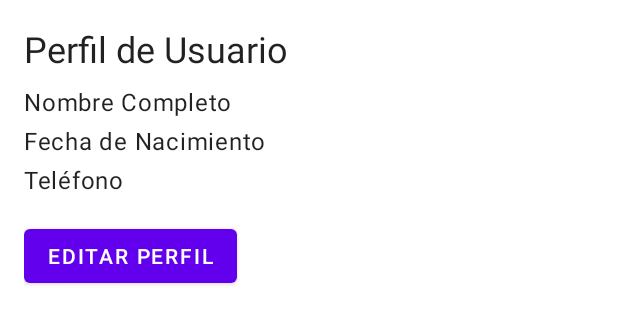
After one commit to ProyectoAzamarCool/Proyecto, an Android app: the layout activity_perfil.xml on its own in the app's theme, with its tools: preview values and no code run, on a phone screen of 412 x 824 dp. The commit adds this screen. Shown: the top 324 px of the screen. Run offline under Robolectric (Android 15) with nearby library versions, the phone set to English and light mode, and no system bars.

Commit message:
recoleccion de los datos de el usuario y mostrarlos para revisar exactamente que funcionan

```diff
--- a/app/build.gradle.kts
+++ b/app/build.gradle.kts
@@ -45,6 +45,8 @@ dependencies {
     implementation(libs.androidx.activity)
     implementation(libs.androidx.constraintlayout)
     implementation(libs.firebase.auth)
+    implementation("com.squareup.retrofit2:retrofit:2.9.0")
+    implementation("com.squareup.retrofit2:converter-gson:2.9.0")
     testImplementation(libs.junit)
     androidTestImplementation(libs.androidx.junit)
     androidTestImplementation(libs.androidx.espresso.core)
--- /dev/null
+++ b/app/src/main/res/layout/activity_perfil.xml
@@ -0,0 +1,142 @@
+<?xml version="1.0" encoding="utf-8"?>
+<LinearLayout xmlns:android="http://schemas.android.com/apk/res/android"
+    xmlns:tools="http://schemas.android.com/tools"
+    android:layout_width="match_parent"
+    android:layout_height="match_parent"
+    android:orientation="vertical"
+    android:padding="16dp"
+    tools:context=".ProfileActivity">
+
+    <!-- Contenedor para mostrar el perfil -->
+    <LinearLayout
+        android:id="@+id/profileViewContainer"
+        android:layout_width="match_parent"
+        android:layout_height="wrap_content"
+        android:orientation="vertical"
+        android:visibility="gone"
+        tools:visibility="visible">
+
+        <TextView
+            android:layout_width="wrap_content"
+            android:layout_height="wrap_content"
+            android:text="Perfil de Usuario"
+            android:textAppearance="?attr/textAppearanceHeadline5" />
+
+        <TextView
+            android:id="@+id/nombreText"
+            android:layout_width="match_parent"
+            android:layout_height="wrap_content"
+            android:layout_marginTop="8dp"
+            android:textAppearance="?attr/textAppearanceBody1"
+            tools:text="Nombre Completo" />
+
+        <TextView
+            android:id="@+id/fechaText"
+            android:layout_width="match_parent"
+            android:layout_height="wrap_content"
+            android:layout_marginTop="4dp"
+            android:textAppearance="?attr/textAppearanceBody1"
+            tools:text="Fecha de Nacimiento" />
+
+        <TextView
+            android:id="@+id/telefonoText"
+            android:layout_width="match_parent"
+            android:layout_height="wrap_content"
+            android:layout_marginTop="4dp"
+            android:textAppearance="?attr/textAppearanceBody1"
+            tools:text="Teléfono" />
+
+        <Button
+            android:id="@+id/btnEditar"
+            android:layout_width="wrap_content"
+            android:layout_height="wrap_content"
+            android:layout_marginTop="16dp"
+            android:text="Editar Perfil"/>
+
+    </LinearLayout>
+
+    <!-- Contenedor para el formulario de creación/edición -->
+    <LinearLayout
+        android:id="@+id/profileFormContainer"
+        android:layout_width="match_parent"
+        android:layout_height="wrap_content"
+        android:orientation="vertical"
+        android:visibility="gone"
+        tools:visibility="gone">
+
+        <TextView
+            android:id="@+id/formTitle"
+            android:layout_width="wrap_content"
+            android:layout_height="wrap_content"
+            android:textAppearance="?attr/textAppearanceHeadline5"
+            tools:text="Crear Perfil" />
+
+        <com.google.android.material.textfield.TextInputLayout
+            android:layout_width="match_parent"
+            android:layout_height="wrap_content"
+            android:layout_marginTop="8dp"
+            android:hint="Nombre">
+
+            <com.google.android.material.textfield.TextInputEditText
+                android:id="@+id/nombreInput"
+                android:layout_width="match_parent"
+                android:layout_height="wrap_content" />
+        </com.google.android.material.textfield.TextInputLayout>
+
+        <com.google.android.material.textfield.TextInputLayout
+            android:layout_width="match_parent"
+            android:layout_height="wrap_content"
+            android:layout_marginTop="8dp"
+            android:hint="Apellido Paterno">
+
+            <com.google.android.material.textfield.TextInputEditText
+                android:id="@+id/apellidoPatInput"
+                android:layout_width="match_parent"
+                android:layout_height="wrap_content" />
+        </com.google.android.material.textfield.TextInputLayout>
+
+        <com.google.android.material.textfield.TextInputLayout
+            android:layout_width="match_parent"
+            android:layout_height="wrap_content"
+            android:layout_marginTop="8dp"
+            android:hint="Apellido Materno">
+
+            <com.google.android.material.textfield.TextInputEditText
+                android:id="@+id/apellidoMatInput"
+                android:layout_width="match_parent"
+                android:layout_height="wrap_content" />
+        </com.google.android.material.textfield.TextInputLayout>
+
+        <com.google.android.material.textfield.TextInputLayout
+            android:layout_width="match_parent"
+            android:layout_height="wrap_content"
+            android:layout_marginTop="8dp"
+            android:hint="Fecha Nacimiento (YYYY-MM-DD)">
+
+            <com.google.android.material.textfield.TextInputEditText
+                android:id="@+id/fechaInput"
+                android:layout_width="match_parent"
+                android:layout_height="wrap_content" />
+        </com.google.android.material.textfield.TextInputLayout>
+
+        <com.google.android.material.textfield.TextInputLayout
+            android:layout_width="match_parent"
+            android:layout_height="wrap_content"
+            android:layout_marginTop="8dp"
+            android:hint="Teléfono">
+
+            <com.google.android.material.textfield.TextInputEditText
+                android:id="@+id/telefonoInput"
+                android:layout_width="match_parent"
+                android:layout_height="wrap_content" />
+        </com.google.android.material.textfield.TextInputLayout>
+
+        <Button
+            android:id="@+id/btnGuardar"
+            android:layout_width="match_parent"
+            android:layout_height="wrap_content"
+            android:layout_marginTop="16dp"
+            android:text="Guardar" />
+    </LinearLayout>
+
+</LinearLayout>
```
Also changed, not shown: app/src/main/AndroidManifest.xml (+9 -1 lines), app/src/main/java/com/example/azamar/LoginActivity.kt (+22 -4 lines), app/src/main/java/com/example/azamar/ProfileActivity.kt (added, +216 -0 lines), app/src/main/java/com/example/azamar/RetrofitClient.kt (added, +16 -0 lines), 2 other files.
